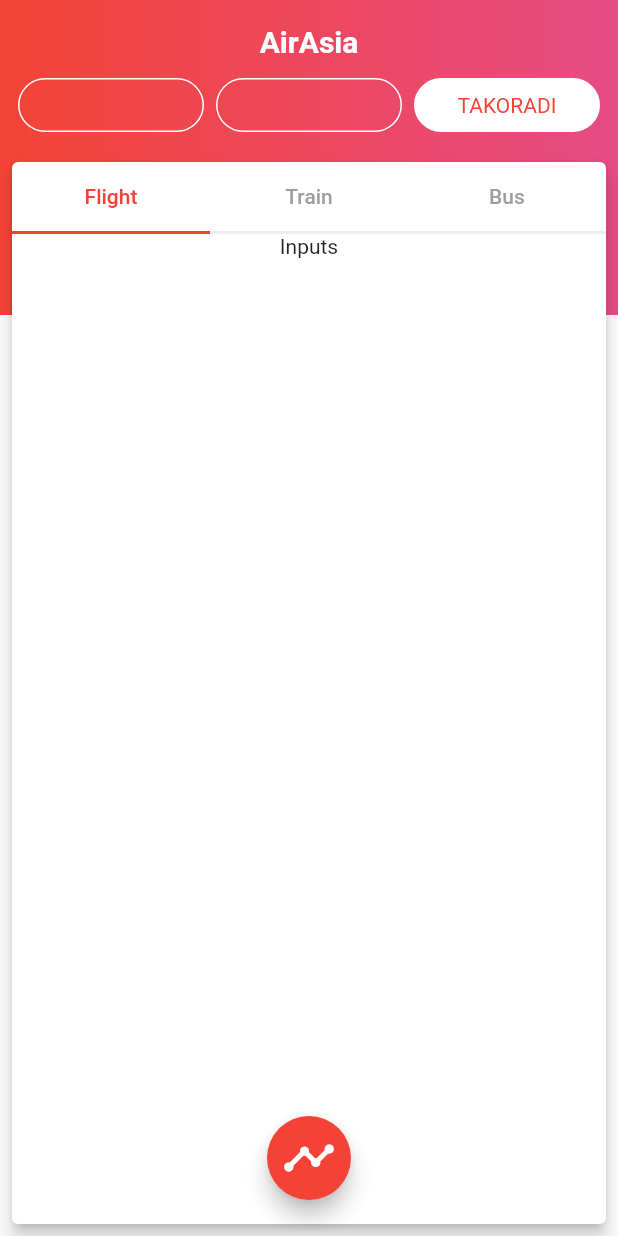
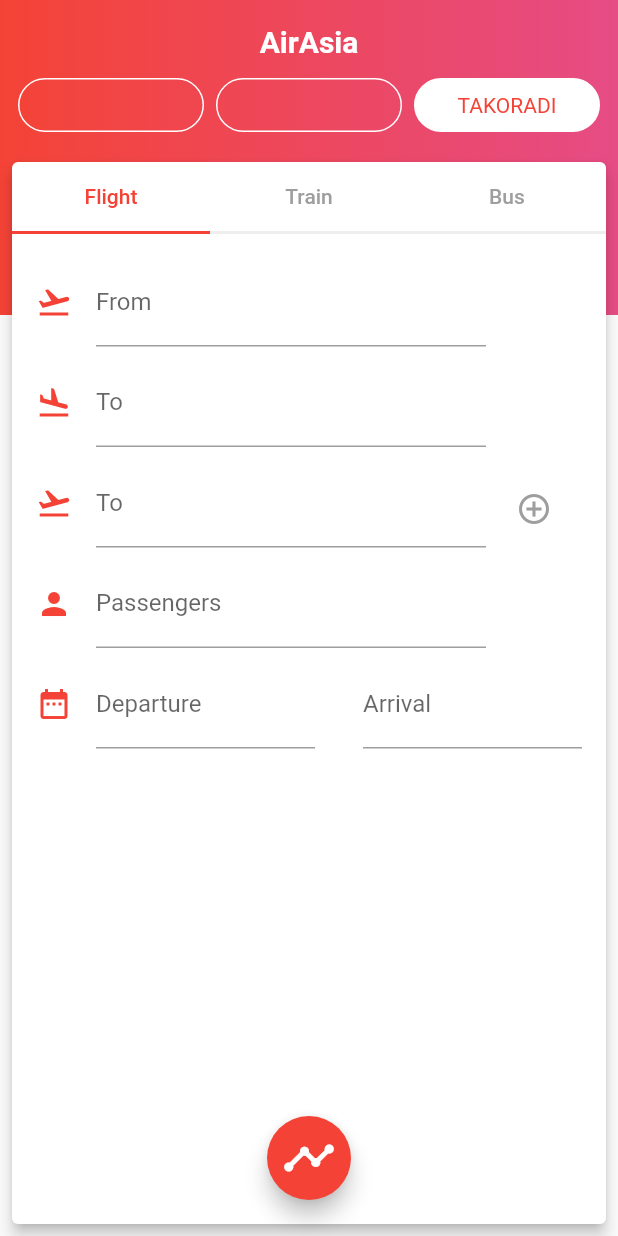
Before and after one commit to Silas-Asamoah/flight-search-ui, a Flutter app: the screen it shows after launch, on a phone screen of 412 x 824 dp. Run offline on Flutter 3.47's test engine with Material 2 defaults, Android fonts, the phone set to English and light mode, and no system bars; our stand-ins replace google_fonts.

Commit message:
flight details input

```diff
--- a/lib/content_card.dart
+++ b/lib/content_card.dart
@@ -1,4 +1,5 @@
 import 'package:flutter/material.dart';
+import 'multicity_input.dart';
 
 class ContentCard extends StatefulWidget{
   @override
@@ -69,7 +70,7 @@ class _ContentCardState extends State<ContentCard>{
   Widget _buildMulticityTab(){
     return Column(
       children: <Widget>[
-        Text("Inputs"),
+        MulticityInput(),
         Expanded(child: Container()),
         Padding(
           padding: const EdgeInsets.only(bottom: 16.0, top: 8.0),
--- /dev/null
+++ b/lib/multicity_input.dart
@@ -0,0 +1,88 @@
+import 'package:flutter/material.dart';
+
+class MulticityInput extends StatelessWidget{
+  @override
+  Widget build(BuildContext context) {
+    // TODO: implement build
+    return Form(
+      child: Padding(
+        padding: const EdgeInsets.all(16.0),
+        child: Column(
+          children: <Widget>[
+            Padding(
+              padding: const EdgeInsets.fromLTRB(0.0,  0.0, 64.0, 8.0),
+              child: TextFormField(
+                decoration: InputDecoration(
+                  icon: Icon(Icons.flight_takeoff, color: Colors.red),
+                  labelText: "From"
+                ),
+              ),
+            ),
+            Padding(
+              padding: const EdgeInsets.fromLTRB(0.0,  0.0, 64.0, 8.0),
+              child: TextFormField(
+                decoration: InputDecoration(
+                  icon: Icon(Icons.flight_land, color: Colors.red),
+                  labelText: "To",
+                ),
+              ),
+            ),
+            Row(
+              children: <Widget>[
+                Expanded(
+                  child: Padding(
+                    padding: const EdgeInsets.only(bottom: 8.0),
+                    child: TextFormField(
+                      decoration: InputDecoration(
+                        icon: Icon(Icons.flight_takeoff, color: Colors.red),
+                        labelText: "To",
+                      ),
+                    ),
+                  ),
+                ),
+                Container(
+                  width: 64.0,
+                  alignment: Alignment.center,
+                  child: Icon(Icons.add_circle_outline, color:Colors.grey),
+                )
+              ],
+            ),
+            Padding(
+              padding: const EdgeInsets.fromLTRB(0.0,  0.0, 64.0, 8.0),
+              child: TextFormField(
+                decoration: InputDecoration(
+                  icon: Icon(Icons.person, color: Colors.red),
+                  labelText: "Passengers",
+                ),
+              ),
+            ),
+            Row(
+              children: <Widget>[
+                Padding(
+                  padding: const EdgeInsets.only(right: 16.0),
+                  child: Icon(Icons.date_range, color: Colors.red),
+                ),
+                Expanded(
+                  child: Padding(
+                    padding: const EdgeInsets.only(right: 16.0),
+                    child: TextFormField(
+                      decoration: InputDecoration(labelText: "Departure"),
+                    ),
+                  ),
+                ),
+                Expanded(
+                  child: Padding(
+                    padding: const EdgeInsets.only(left: 16.0),
+                    child: TextFormField(
+                      decoration: InputDecoration(labelText: "Arrival"),
+                    ),
+                  ),
+                ),
+              ],
+            )
+          ],
+        ),
+      ),
+    );
+  }
+}
```
